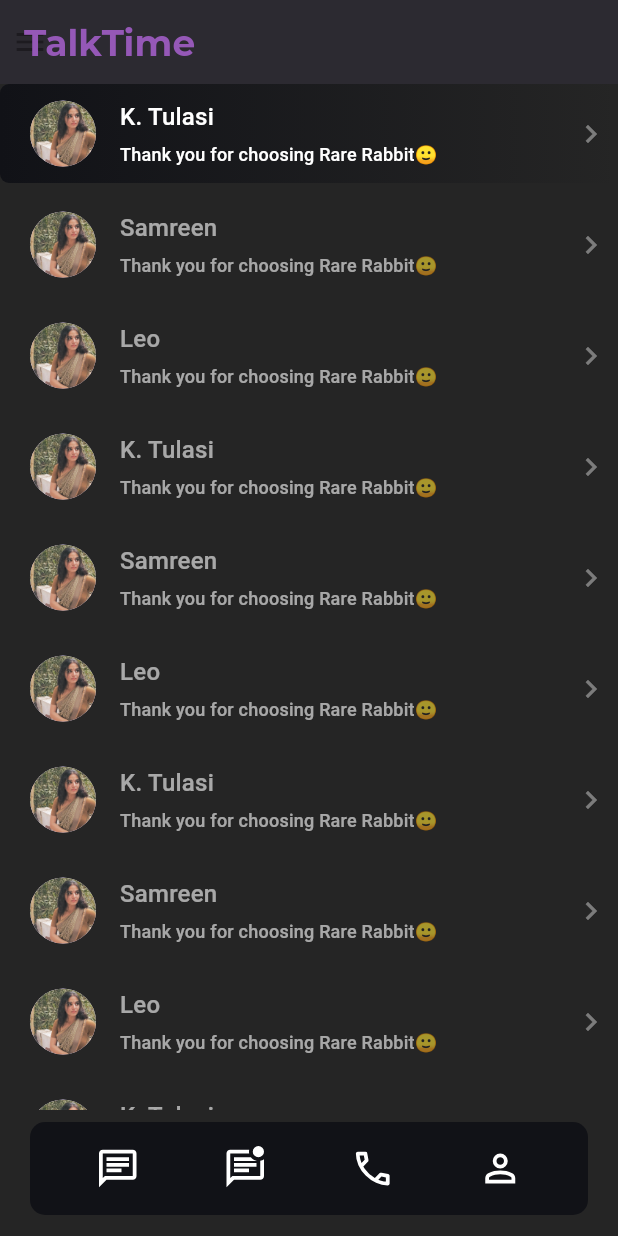
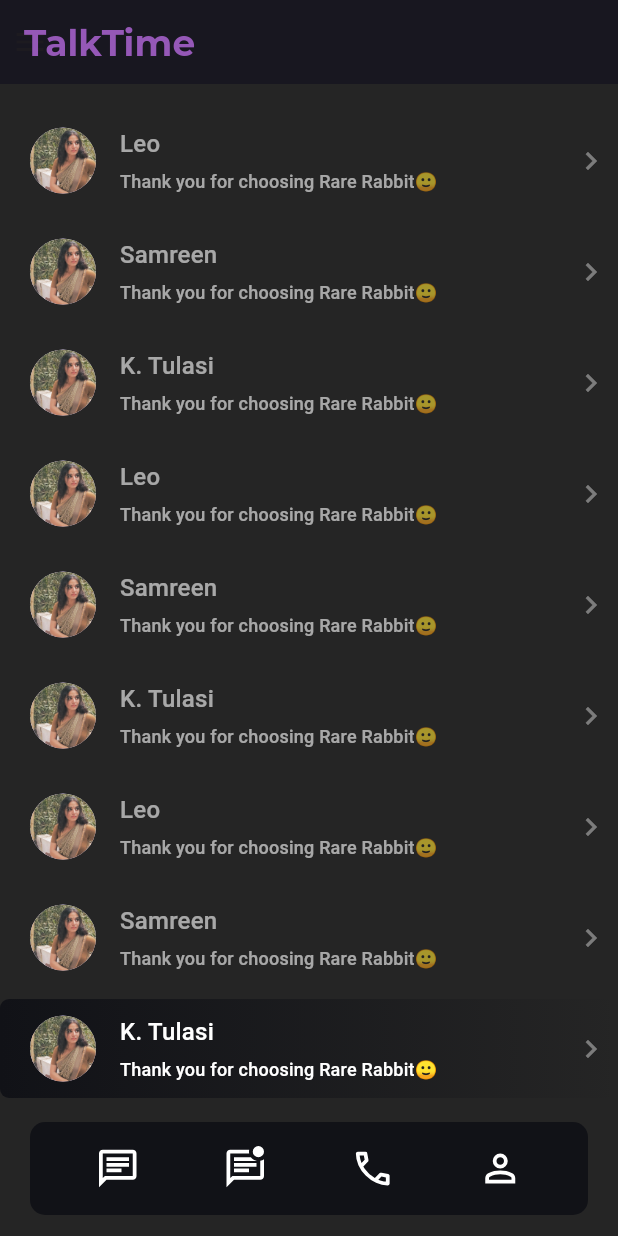
Before and after one commit to tulasireddytulasi/talk_time, a Flutter app: the screen it shows after launch, on a phone screen of 412 x 824 dp. Run offline on Flutter 3.47's test engine with Material 3 defaults, Android fonts, the phone set to English and light mode, and no system bars; our stand-ins replace flutter_svg, go_router; accounts and stored records are empty.

Commit message:
Modified the Chat UI

```diff
--- /dev/null
+++ b/lib/app/controllers/platform_info.dart
@@ -0,0 +1,59 @@
+import 'package:flutter/material.dart';
+import 'package:talk_time/app/core/utils/enums.dart';
+import 'package:talk_time/app/core/utils/extensions.dart';
+
+class PlatformInfo {
+  // Private constructor
+  PlatformInfo._internal();
+
+  // The single instance of PlatformInfo
+  static final PlatformInfo _instance = PlatformInfo._internal();
+
+  // Getter for the singleton instance
+  static PlatformInfo get instance => _instance;
+
+  // Variable to store the platform type
+  PlatformType? _platformType;
+
+  // Method to initialize and save the current platform
+  void initialize(BuildContext context) {
+    // Set the platform type using the context
+    _platformType = context.platformType;
+    deviceType();
+  }
+
+  bool _isMobileDevice = false;
+  bool get isMobileDevice => _isMobileDevice;
+
+  // Getter for platformType
+  PlatformType get platformType {
+    if (_platformType == null) {
+      throw Exception('PlatformInfo is not initialized. Call initialize() first.');
+    }
+    return _platformType!;
+  }
+
+  // Method to get device type based on platform
+  void deviceType() {
+    if (currentDeviceType == PlatformType.mobile) {
+      _isMobileDevice = true;
+    } else if (currentDeviceType == PlatformType.desktop) {
+      _isMobileDevice = false;
+    } else if (currentDeviceType == PlatformType.unknown) {
+      _isMobileDevice = false;
+    }
+  }
+
+  // Method to get device type based on platform
+  PlatformType get currentDeviceType {
+    if (_platformType == PlatformType.android || _platformType == PlatformType.ios) {
+      return PlatformType.mobile;
+    } else if (_platformType == PlatformType.windows ||
+        _platformType == PlatformType.macos ||
+        _platformType == PlatformType.linux) {
+      return PlatformType.desktop;
+    } else {
+      return PlatformType.unknown;
+    }
+  }
+}
--- a/lib/app/core/utils/enums.dart
+++ b/lib/app/core/utils/enums.dart
@@ -3,3 +3,15 @@ enum MainScreens { movies, tvSeries, celebrities }
 enum SubScreens { popular, topRated, upcoming, nowPlaying }
 
 enum Types { text, imageText, image, video, videoText, audio }
+
+enum PlatformType {
+  mobile,
+  desktop,
+  web,
+  android,
+  ios,
+  macos,
+  windows,
+  linux,
+  unknown,
+}
--- a/lib/app/view/home_screen/home_screen.dart
+++ b/lib/app/view/home_screen/home_screen.dart
@@ -1,9 +1,12 @@
+import 'package:talk_time/app/controllers/platform_info.dart';
 import 'package:talk_time/app/core/utils/constants.dart';
+import 'package:talk_time/app/core/utils/functions.dart';
 import 'package:talk_time/app/view/home_screen/widget/main_container_widget.dart';
 import 'package:talk_time/app/view/userslist_screen/user_list_screen.dart';
 import 'package:flutter/material.dart';
 import 'package:talk_time/app/core/utils/color_palette.dart';
 import 'package:talk_time/app/core/utils/screen_sizes.dart';
+import 'package:talk_time/app/view/userslist_screen/widget/bottom_nav_bar_widget.dart';
 
 class HomeScreen extends StatefulWidget {
   const HomeScreen({super.key});
@@ -18,6 +21,10 @@ class _HomeScreenState extends State<HomeScreen> {
   @override
   void initState() {
     super.initState();
+    WidgetsBinding.instance.addPostFrameCallback((_) {
+      // Initialize the PlatformInfo singleton with the context
+      PlatformInfo.instance.initialize(context);
+    });
   }
 
   @override
@@ -31,7 +38,7 @@ class _HomeScreenState extends State<HomeScreen> {
             ? null
             : AppBar(
                 leadingWidth: 0,
-                backgroundColor: ColorPalette.primaryContainer,
+                backgroundColor: ColorPalette.primary,
                 actions: const [],
                 elevation: 6,
                 title: const Text(
@@ -96,6 +103,14 @@ class _HomeScreenState extends State<HomeScreen> {
             ],
           ),
         ),
+        bottomNavigationBar: PlatformInfo.instance.isMobileDevice ?  BottomNavBarWidget(
+          mainAxisAlignment: MainAxisAlignment.spaceBetween,
+          margin: EdgeInsets.zero,
+          decoration: BoxDecoration(
+            color: ColorPalette.primary,
+            border: Border(top: BorderSide(color: ColorPalette.whitePrimaryColor.shade100, width: 1)),
+          ),
+        ) : const SizedBox.shrink(),
       );
     });
   }
--- a/lib/app/view/home_screen/widget/main_container_widget.dart
+++ b/lib/app/view/home_screen/widget/main_container_widget.dart
@@ -1,3 +1,4 @@
+import 'package:talk_time/app/controllers/platform_info.dart';
 import 'package:talk_time/app/core/utils/color_palette.dart';
 import 'package:talk_time/app/core/utils/enums.dart';
 import 'package:talk_time/app/core/utils/screen_sizes.dart';
@@ -57,7 +58,7 @@ class _MainContainerState extends State<MainContainer> {
       ),
       margin: EdgeInsets.only(top: isDesktopScreen ? 20 : 0),
       decoration: BoxDecoration(
-        color: ColorPalette.primaryContainer,
+        color: PlatformInfo.instance.isMobileDevice ? ColorPalette.primary : ColorPalette.primaryContainer,
         borderRadius: isDesktopScreen ? const BorderRadius.all(Radius.circular(20)) : null,
       ),
       child: Row(
--- a/lib/app/view/userslist_screen/user_list_screen.dart
+++ b/lib/app/view/userslist_screen/user_list_screen.dart
@@ -1,6 +1,7 @@
 import 'dart:convert';
 import 'dart:developer';
 
+import 'package:talk_time/app/controllers/platform_info.dart';
 import 'package:talk_time/app/core/utils/assets_path.dart';
 import 'package:talk_time/app/core/utils/color_palette.dart';
 import 'package:talk_time/app/core/utils/constants.dart';
@@ -98,6 +99,7 @@ class _UsersListScreenState extends State<UsersListScreen> with TickerProviderSt
           child: ListView.builder(
             itemCount: userListModel.usersList?.length ?? 0,
             shrinkWrap: true,
+            reverse: true,
             physics: const BouncingScrollPhysics(),
             itemBuilder: (context, index) {
               UsersList? usersList = userListModel.usersList?[index];
@@ -149,7 +151,18 @@ class _UsersListScreenState extends State<UsersListScreen> with TickerProviderSt
           ),
         ),
         const SizedBox(height: 4),
-        const Center(child: BottomNavBarWidget()),
+        PlatformInfo.instance.isMobileDevice
+            ? const SizedBox.shrink()
+            : const Center(
+                child: BottomNavBarWidget(
+                  mainAxisAlignment: MainAxisAlignment.spaceAround,
+                  margin: EdgeInsets.symmetric(horizontal: 20, vertical: 4),
+                  decoration: BoxDecoration(
+                    color: ColorPalette.primary,
+                    borderRadius: BorderRadius.all(Radius.circular(10)),
+                  ),
+                ),
+              ),
         const SizedBox(height: 10),
       ],
     );
--- a/lib/app/view/userslist_screen/widget/bottom_nav_bar_widget.dart
+++ b/lib/app/view/userslist_screen/widget/bottom_nav_bar_widget.dart
@@ -4,7 +4,15 @@ import 'package:talk_time/app/core/utils/assets_path.dart';
 import 'package:talk_time/app/core/utils/color_palette.dart';
 
 class BottomNavBarWidget extends StatefulWidget {
-  const BottomNavBarWidget({super.key});
+  const BottomNavBarWidget({
+    super.key,
+    required this.mainAxisAlignment,
+    required this.decoration,
+    required this.margin,
+  });
+  final MainAxisAlignment mainAxisAlignment;
+  final Decoration decoration;
+  final EdgeInsetsGeometry margin;
 
   @override
   State<BottomNavBarWidget> createState() => _BottomNavBarWidgetState();
@@ -17,13 +25,10 @@ class _BottomNavBarWidgetState extends State<BottomNavBarWidget> {
   Widget build(BuildContext context) {
     return Container(
       padding: const EdgeInsets.all(16),
-      margin: const EdgeInsets.symmetric(horizontal: 20, vertical: 4),
-      decoration: const BoxDecoration(
-        color: ColorPalette.primary,
-        borderRadius:  BorderRadius.all(Radius.circular(10)),
-      ),
+      margin: widget.margin,
+      decoration: widget.decoration,
       child: Row(
-        mainAxisAlignment: MainAxisAlignment.spaceAround,
+        mainAxisAlignment: widget.mainAxisAlignment,
         children: List.generate(
           icons.length,
           (index) {
--- a/lib/main.dart
+++ b/lib/main.dart
@@ -4,6 +4,7 @@ import 'package:flutter/material.dart';
 import 'package:talk_time/app/view/home_screen/home_screen.dart';
 
 void main() {
+  WidgetsFlutterBinding.ensureInitialized();
   runApp(const MyApp());
 }
 
```
Also changed, not shown: lib/app/core/utils/extensions.dart (added, +21 -0 lines), lib/app/core/utils/functions.dart (added, +17 -0 lines).
